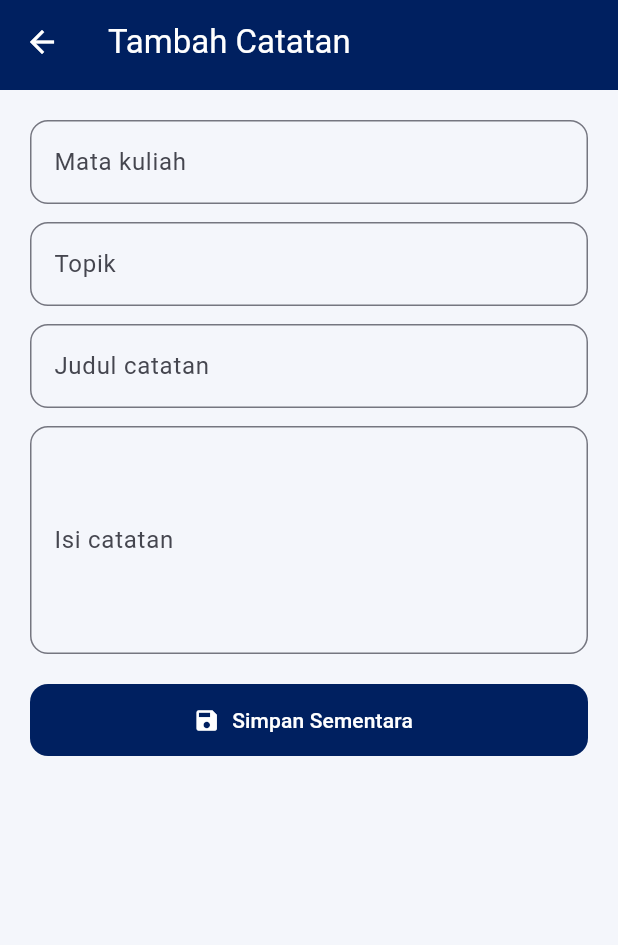
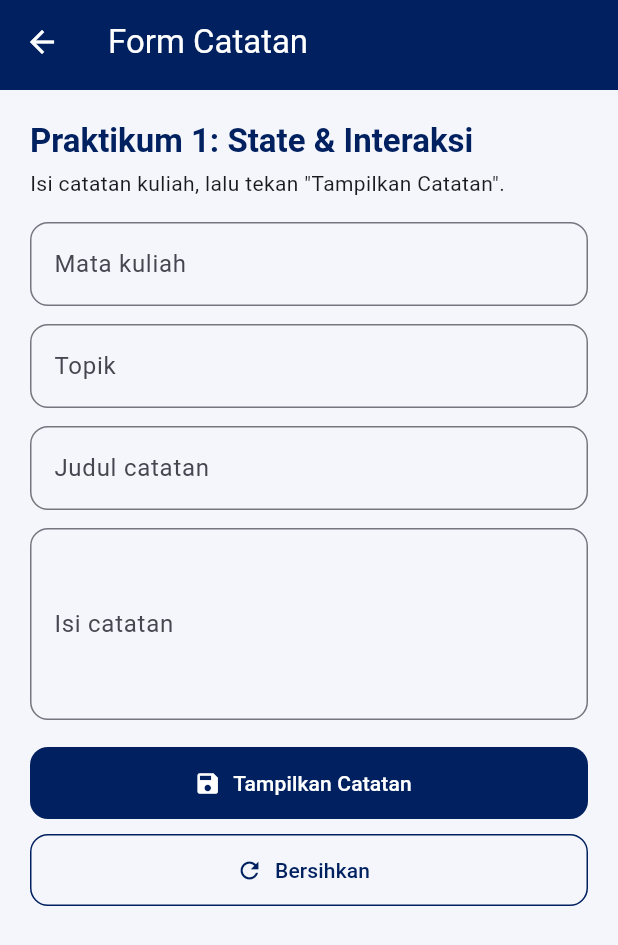
Before and after one commit to 2411009-yuda/studylog-v2, a Flutter app: the screen it shows after launch, after a tap on "Buat Catatan", on a phone screen of 412 x 824 dp. Shown: the top 945 px of the screen. Run offline on Flutter 3.47's test engine with Material 3 defaults, Android fonts, the phone set to English and light mode, and no system bars; our stand-ins replace image_picker.

Commit message:
M2: Navigasi, Lifecycle, dan State

```diff
--- a/lib/app/app.dart
+++ b/lib/app/app.dart
@@ -1,33 +1,25 @@
 import 'package:flutter/material.dart';
 import 'package:provider/provider.dart';
 
-import '../viewmodels/catatan_store.dart';
 import '../viewmodels/profile_viewmodel.dart';
 import 'app_router.dart';
 import 'routes.dart';
 import 'theme.dart';
 
-/// Aplikasi StudyLog. Fitur Profil Mahasiswa menjadi tab pada bottom nav.
+/// Aplikasi StudyLog. Fitur Profil Mahasiswa tetap ada sebagai menu lain.
 class StudyLogApp extends StatelessWidget {
-  const StudyLogApp({super.key, this.viewModel, this.catatanStore});
+  const StudyLogApp({super.key, this.viewModel});
 
-  /// Opsional, dipakai pada pengujian untuk menyuntikkan state.
+  /// Opsional, dipakai pada pengujian untuk menyuntikkan ViewModel.
   final ProfileViewModel? viewModel;
-  final CatatanStore? catatanStore;
 
   @override
   Widget build(BuildContext context) {
-    // State dibuat satu kali di atas MaterialApp, sehingga semua layar
-    // berbagi state yang sama dan tidak hilang saat pindah layar / rotasi.
-    return MultiProvider(
-      providers: [
-        ChangeNotifierProvider<ProfileViewModel>(
-          create: (_) => viewModel ?? ProfileViewModel(),
-        ),
-        ChangeNotifierProvider<CatatanStore>(
-          create: (_) => catatanStore ?? CatatanStore(),
-        ),
-      ],
+    // ProfileViewModel dibuat satu kali di atas MaterialApp, sehingga semua
+    // layar profil berbagi state yang sama. Form catatan (M1) memakai state
+    // lokal StatefulWidget sesuai Praktikum 1.
+    return ChangeNotifierProvider<ProfileViewModel>(
+      create: (_) => viewModel ?? ProfileViewModel(),
       child: MaterialApp(
         title: 'StudyLog',
         debugShowCheckedModeBanner: false,
--- a/lib/app/app_router.dart
+++ b/lib/app/app_router.dart
@@ -3,9 +3,9 @@ import 'package:flutter/material.dart';
 import '../screens/catatan_form_screen.dart';
 import '../screens/contact_screen.dart';
 import '../screens/course_detail_screen.dart';
-import '../screens/daftar_catatan_screen.dart';
-import '../screens/detail_catatan_screen.dart';
-import '../screens/main_shell.dart';
+import '../screens/course_list_screen.dart';
+import '../screens/home_screen.dart';
+import '../screens/profile_screen.dart';
 import '../widgets/um_widgets.dart';
 import 'routes.dart';
 
@@ -13,23 +13,19 @@ import 'routes.dart';
 Route<dynamic> onGenerateRoute(RouteSettings settings) {
   switch (settings.name) {
     case AppRoutes.home:
-      return _page(settings, const MainShell());
-    case AppRoutes.daftar:
-      return _page(settings, const DaftarCatatanScreen());
-    case AppRoutes.form:
+      return _page(settings, const HomeScreen());
+    case AppRoutes.studylogForm:
       return _page(settings, const CatatanFormScreen());
-    case AppRoutes.detail:
-      final id = settings.arguments;
-      if (id is int) {
-        return _page(settings, DetailCatatanScreen(id: id));
-      }
-      return _page(settings, const _NotFoundScreen());
+    case AppRoutes.profile:
+      return _page(settings, const ProfileScreen());
     case AppRoutes.contact:
       return _page(settings, const ContactScreen());
+    case AppRoutes.courses:
+      return _page(settings, const CourseListScreen());
     case AppRoutes.courseDetail:
-      final kode = settings.arguments;
-      if (kode is String) {
-        return _page(settings, CourseDetailScreen(courseId: kode));
+      final id = settings.arguments;
+      if (id is String) {
+        return _page(settings, CourseDetailScreen(courseId: id));
       }
       return _page(settings, const _NotFoundScreen());
   }
--- a/lib/app/routes.dart
+++ b/lib/app/routes.dart
@@ -1,17 +1,13 @@
 /// Daftar route aplikasi. Satu destination = satu route bernama sederhana.
-///
-/// Home ('/') adalah shell dengan bottom navigation: Beranda, Profil,
-/// Mata Kuliah, Kontak. Route di bawah ini adalah layar yang DITUMPUKKAN
-/// di atas shell (push/pop).
 class AppRoutes {
   static const home = '/';
 
-  // StudyLog
-  static const daftar = '/catatan';
-  static const detail = '/catatan/detail';
-  static const form = '/catatan/form';
+  // StudyLog (fokus utama)
+  static const studylogForm = '/studylog/form';
 
-  // Fitur profil mahasiswa
+  // Menu lain (fitur profil mahasiswa dari proyek sebelumnya)
+  static const profile = '/profil';
+  static const courses = '/mata-kuliah-semester';
   static const courseDetail = '/mata-kuliah';
-  static const contact = '/kontak'; // juga dipakai tombol "Lihat Kontak"
+  static const contact = '/kontak';
 }
--- a/lib/app/theme.dart
+++ b/lib/app/theme.dart
@@ -58,22 +58,6 @@ ThemeData buildUmTheme() {
         borderSide: const BorderSide(color: UmColors.navy, width: 2),
       ),
     ),
-    navigationBarTheme: NavigationBarThemeData(
-      backgroundColor: Colors.white,
-      indicatorColor: UmColors.yellow,
-      iconTheme: WidgetStateProperty.resolveWith((states) {
-        final selected = states.contains(WidgetState.selected);
-        return IconThemeData(color: selected ? UmColors.navy : Colors.black54);
-      }),
-      labelTextStyle: WidgetStateProperty.resolveWith((states) {
-        final selected = states.contains(WidgetState.selected);
-        return TextStyle(
-          fontSize: 12,
-          fontWeight: selected ? FontWeight.bold : FontWeight.normal,
-          color: selected ? UmColors.navy : Colors.black54,
-        );
-      }),
-    ),
     snackBarTheme: const SnackBarThemeData(
       behavior: SnackBarBehavior.floating,
       backgroundColor: UmColors.navy,
--- a/lib/models/catatan.dart
+++ /dev/null
@@ -1,25 +0,0 @@
-/// Satu catatan kuliah. Immutable.
-///
-/// Pada M2 data hanya hidup di memori (ChangeNotifier). Id diberikan oleh
-/// [CatatanStore]. Bentuk model ini sengaja disiapkan agar M3 hanya perlu
-/// menambahkan konversi Map/JSON, tanpa mengubah layar.
-class Catatan {
-  const Catatan({
-    this.id,
-    required this.mataKuliah,
-    required this.topik,
-    required this.judul,
-    required this.isi,
-    required this.tanggal,
-  });
-
-  final int? id;
-  final String mataKuliah;
-  final String topik;
-  final String judul;
-  final String isi;
-  final DateTime tanggal;
-
-  /// Contoh: 30/10/2026
-  String get tanggalLabel => '${tanggal.day}/${tanggal.month}/${tanggal.year}';
-}
--- a/lib/screens/catatan_form_screen.dart
+++ b/lib/screens/catatan_form_screen.dart
@@ -1,15 +1,28 @@
 import 'package:flutter/material.dart';
-import 'package:provider/provider.dart';
 
+import '../app/theme.dart';
 import '../utils/validators.dart';
-import '../viewmodels/catatan_store.dart';
 import '../widgets/um_widgets.dart';
 
-/// Form Tambah Catatan (M1 dikembangkan pada M2).
+/// Hasil input yang ditampilkan pada Card (hanya di memori / state lokal).
+class _HasilInput {
+  const _HasilInput({
+    required this.mataKuliah,
+    required this.topik,
+    required this.judul,
+    required this.isi,
+  });
+
+  final String mataKuliah;
+  final String topik;
+  final String judul;
+  final String isi;
+}
+
+/// Milestone 1 (Praktikum 1): form catatan interaktif satu layar.
 ///
-/// Validasi dan controller sama seperti Praktikum 1. Bedanya, data kini
-/// dikirim ke [CatatanStore] lalu halaman ditutup dengan Navigator.pop,
-/// sehingga pengguna kembali ke halaman sebelumnya.
+/// Konsep: StatefulWidget, TextEditingController, Form + GlobalKey,
+/// validator, setState, SnackBar. Belum ada penyimpanan permanen.
 class CatatanFormScreen extends StatefulWidget {
   const CatatanFormScreen({super.key});
 
@@ -24,6 +37,9 @@ class _CatatanFormScreenState extends State<CatatanFormScreen> {
   final _judul = TextEditingController();
   final _isi = TextEditingController();
 
+  _HasilInput? _hasil;
+  bool _berhasil = false;
+
   @override
   void dispose() {
     _mataKuliah.dispose();
@@ -36,17 +52,33 @@ class _CatatanFormScreenState extends State<CatatanFormScreen> {
   void _simpanSementara() {
     if (!_formKey.currentState!.validate()) return;
 
-    context.read<CatatanStore>().tambah(
-          mataKuliah: _mataKuliah.text,
-          topik: _topik.text,
-          judul: _judul.text,
-          isi: _isi.text,
-        );
+    setState(() {
+      _hasil = _HasilInput(
+        mataKuliah: _mataKuliah.text.trim(),
+        topik: _topik.text.trim(),
+        judul: _judul.text.trim(),
+        isi: _isi.text.trim(),
+      );
+      _berhasil = true;
+    });
 
     ScaffoldMessenger.of(context).showSnackBar(
-      const SnackBar(content: Text('Catatan disimpan sementara di memori.')),
+      const SnackBar(
+        content: Text('Data ditampilkan (belum tersimpan permanen).'),
+      ),
     );
-    Navigator.pop(context);
+  }
+
+  void _bersihkan() {
+    _formKey.currentState!.reset();
+    _mataKuliah.clear();
+    _topik.clear();
+    _judul.clear();
+    _isi.clear();
+    setState(() {
+      _hasil = null;
+      _berhasil = false;
+    });
   }
 
   Widget _input(
@@ -65,14 +97,30 @@ class _CatatanFormScreenState extends State<CatatanFormScreen> {
 
   @override
   Widget build(BuildContext context) {
+    final textTheme = Theme.of(context).textTheme;
+
     return Scaffold(
-      appBar: umAppBar('Tambah Catatan'),
+      appBar: umAppBar('Form Catatan'),
       body: ListView(
         padding: const EdgeInsets.all(20),
         children: [
+          Text(
+            'Praktikum 1: State & Interaksi',
+            style: textTheme.titleLarge?.copyWith(
+              fontWeight: FontWeight.bold,
+              color: UmColors.navy,
+            ),
+          ),
+          const SizedBox(height: 4),
+          const Text('Isi catatan kuliah, lalu tekan "Tampilkan Catatan".'),
+          const SizedBox(height: 16),
           Form(
             key: _formKey,
             autovalidateMode: AutovalidateMode.onUserInteraction,
+            // Setiap perubahan input membuat tombol kembali ke keadaan awal.
+            onChanged: () {
+              if (_berhasil) setState(() => _berhasil = false);
+            },
             child: Column(
               children: [
                 _input(_mataKuliah, 'Mata kuliah'),
@@ -81,16 +129,48 @@ class _CatatanFormScreenState extends State<CatatanFormScreen> {
                 const SizedBox(height: 12),
                 _input(_judul, 'Judul catatan'),
                 const SizedBox(height: 12),
-                _input(_isi, 'Isi catatan', baris: 5),
+                _input(_isi, 'Isi catatan', baris: 4),
               ],
             ),
           ),
-          const SizedBox(height: 20),
+          const SizedBox(height: 18),
           FilledButton.icon(
             onPressed: _simpanSementara,
-            icon: const Icon(Icons.save),
-            label: const Text('Simpan Sementara'),
+            style: _berhasil
+                ? FilledButton.styleFrom(backgroundColor: UmColors.green)
+                : null,
+            icon: Icon(_berhasil ? Icons.check_circle : Icons.save),
+            label: Text(_berhasil ? 'Tersimpan Sementara' : 'Tampilkan Catatan'),
           ),
+          const SizedBox(height: 10),
+          OutlinedButton.icon(
+            onPressed: _bersihkan,
+            icon: const Icon(Icons.refresh),
+            label: const Text('Bersihkan'),
+          ),
+          if (_hasil != null) ...[
+            const SizedBox(height: 18),
+            SectionCard(
+              child: Column(
+                crossAxisAlignment: CrossAxisAlignment.start,
+                children: [
+                  Text('Hasil input',
+                      style: textTheme.labelLarge?.copyWith(
+                        color: UmColors.blue,
+                        fontWeight: FontWeight.bold,
+                      )),
+                  const SizedBox(height: 8),
+                  Text(_hasil!.judul, style: textTheme.titleMedium),
+                  const SizedBox(height: 2),
+                  Text('${_hasil!.mataKuliah} · ${_hasil!.topik}',
+                      style: textTheme.bodySmall
+                          ?.copyWith(color: Colors.black54)),
+                  const Divider(height: 24),
+                  Text(_hasil!.isi),
+                ],
+              ),
+            ),
+          ],
         ],
       ),
     );
--- a/lib/screens/home_screen.dart
+++ b/lib/screens/home_screen.dart
@@ -3,20 +3,19 @@ import 'package:provider/provider.dart';
 
 import '../app/routes.dart';
 import '../app/theme.dart';
-import '../viewmodels/catatan_store.dart';
 import '../viewmodels/profile_viewmodel.dart';
 import '../widgets/lifecycle_badge.dart';
 import '../widgets/profile_avatar.dart';
 import '../widgets/um_widgets.dart';
 
-/// Tab 1: Beranda StudyLog. Fokus utama: catatan kuliah.
+/// Layar 1: Beranda StudyLog. Fokus utama: catatan kuliah.
+/// Fitur profil mahasiswa tersedia sebagai menu lain di bagian bawah.
 class HomeScreen extends StatelessWidget {
   const HomeScreen({super.key});
 
   @override
   Widget build(BuildContext context) {
     final student = context.watch<ProfileViewModel>().student;
-    final jumlah = context.watch<CatatanStore>().jumlah;
     final textTheme = Theme.of(context).textTheme;
 
     return Scaffold(
@@ -51,25 +50,53 @@ class HomeScreen extends StatelessWidget {
                   ],
                 ),
                 const SizedBox(height: 8),
-                Text(jumlah == 0
-                    ? 'Belum ada catatan. Mulai dengan membuat catatan pertama.'
-                    : '$jumlah catatan (disimpan sementara di memori).'),
+                const Text(
+                  'Catat materi kuliah dengan mata kuliah, topik, judul, '
+                  'dan isi. Praktikum 1: form interaktif dengan validasi.',
+                ),
                 const SizedBox(height: 16),
                 FilledButton.icon(
                   onPressed: () =>
-                      Navigator.pushNamed(context, AppRoutes.daftar),
-                  icon: const Icon(Icons.list_alt),
-                  label: const Text('Lihat Catatan'),
-                ),
-                const SizedBox(height: 8),
-                OutlinedButton.icon(
-                  onPressed: () =>
-                      Navigator.pushNamed(context, AppRoutes.form),
+                      Navigator.pushNamed(context, AppRoutes.studylogForm),
                   icon: const Icon(Icons.edit_note),
                   label: const Text('Buat Catatan'),
                 ),
               ],
             ),
+          ),
+          const SizedBox(height: 24),
+          Text(
+            'Menu Lainnya',
+            style: textTheme.titleSmall?.copyWith(
+              fontWeight: FontWeight.bold,
+              color: UmColors.navy,
+            ),
+          ),
+          const SizedBox(height: 8),
+          Row(
+            children: [
+              Expanded(
+                child: _MenuButton(
+                  icon: Icons.person_outline,
+                  label: 'Profil',
+                  onTap: () => Navigator.pushNamed(context, AppRoutes.profile),
+                ),
+              ),
+              const SizedBox(width: 12),
+              Expanded(
+                child: _MenuButton(
+                  icon: Icons.contact_mail_outlined,
+                  label: 'Kontak',
+                  onTap: () => Navigator.pushNamed(context, AppRoutes.contact),
+                ),
+              ),
+            ],
+          ),
+          const SizedBox(height: 12),
+          _MenuButton(
+            icon: Icons.school_outlined,
+            label: 'Mata Kuliah',
+            onTap: () => Navigator.pushNamed(context, AppRoutes.courses),
           ),
           const SizedBox(height: 16),
           const LifecycleBadge(),
@@ -151,3 +178,24 @@ class _HeroCard extends StatelessWidget {
     );
   }
 }
+
+class _MenuButton extends StatelessWidget {
+  const _MenuButton({
+    required this.icon,
+    required this.label,
+    required this.onTap,
+  });
+
+  final IconData icon;
+  final String label;
+  final VoidCallback onTap;
+
+  @override
+  Widget build(BuildContext context) {
+    return OutlinedButton.icon(
+      onPressed: onTap,
+      icon: Icon(icon),
+      label: Text(label),
+    );
+  }
+}
--- a/lib/screens/main_shell.dart
+++ /dev/null
@@ -1,69 +0,0 @@
-import 'package:flutter/material.dart';
-
-import 'contact_screen.dart';
-import 'course_list_screen.dart';
-import 'home_screen.dart';
-import 'profile_screen.dart';
-
-/// Kerangka utama dengan bottom navigation.
-///
-/// IndexedStack menjaga setiap tab tetap hidup, sehingga posisi scroll dan
-/// state tab tidak hilang saat berpindah tab. Layar yang ditumpuk dengan
-/// Navigator.push (Daftar, Detail, Form) tampil di atas shell ini.
-class MainShell extends StatefulWidget {
-  const MainShell({super.key});
-
-  @override
-  State<MainShell> createState() => _MainShellState();
-}
-
-class _MainShellState extends State<MainShell> {
-  int _index = 0;
-
-  static const _tabs = <Widget>[
-    HomeScreen(),
-    ProfileScreen(),
-    CourseListScreen(),
-    ContactScreen(),
-  ];
-
-  @override
-  Widget build(BuildContext context) {
-    return PopScope(
-      // Tombol kembali pada tab lain mengarah ke Beranda lebih dulu.
-      canPop: _index == 0,
-      onPopInvokedWithResult: (didPop, _) {
-        if (!didPop) setState(() => _index = 0);
-      },
-      child: Scaffold(
-        body: IndexedStack(index: _index, children: _tabs),
-        bottomNavigationBar: NavigationBar(
-          selectedIndex: _index,
-          onDestinationSelected: (i) => setState(() => _index = i),
-          destinations: const [
-            NavigationDestination(
-              icon: Icon(Icons.home_outlined),
-              selectedIcon: Icon(Icons.home),
-              label: 'Beranda',
-            ),
-            NavigationDestination(
-              icon: Icon(Icons.person_outline),
-              selectedIcon: Icon(Icons.person),
-              label: 'Profil',
-            ),
-            NavigationDestination(
-              icon: Icon(Icons.school_outlined),
-              selectedIcon: Icon(Icons.school),
-              label: 'Mata Kuliah',
-            ),
-            NavigationDestination(
-              icon: Icon(Icons.contact_mail_outlined),
-              selectedIcon: Icon(Icons.contact_mail),
-              label: 'Kontak',
-            ),
-          ],
-        ),
-      ),
-    );
-  }
-}
--- a/lib/viewmodels/catatan_store.dart
+++ /dev/null
@@ -1,45 +0,0 @@
-import 'package:flutter/foundation.dart';
-
-import '../models/catatan.dart';
-
-/// State catatan lintas layar (Praktikum 2).
-///
-/// Data hanya berada di RAM: bertahan saat pindah layar, rotasi, dan Hot
-/// Reload, tetapi HILANG saat aplikasi dihentikan penuh. Penyimpanan
-/// permanen dikerjakan pada Praktikum 3.
-class CatatanStore extends ChangeNotifier {
-  final List<Catatan> _data = [];
-  int _idBerikut = 1;
-
-  /// Terbaru di atas. Tidak dapat dimodifikasi dari luar.
-  List<Catatan> get data => List.unmodifiable(_data);
-
-  int get jumlah => _data.length;
-
-  Catatan? byId(int id) {
-    for (final item in _data) {
-      if (item.id == id) return item;
-    }
-    return null;
-  }
-
-  Catatan tambah({
-    required String mataKuliah,
-    required String topik,
-    required String judul,
-    required String isi,
-    DateTime? tanggal,
-  }) {
-    final baru = Catatan(
-      id: _idBerikut++,
-      mataKuliah: mataKuliah.trim(),
-      topik: topik.trim(),
-      judul: judul.trim(),
-      isi: isi.trim(),
-      tanggal: tanggal ?? DateTime.now(),
-    );
-    _data.insert(0, baru);
-    notifyListeners();
-    return baru;
-  }
-}
```
Also changed, not shown: lib/screens/daftar_catatan_screen.dart (deleted, +0 -74 lines), lib/screens/detail_catatan_screen.dart (deleted, +0 -52 lines), 3 other files.
